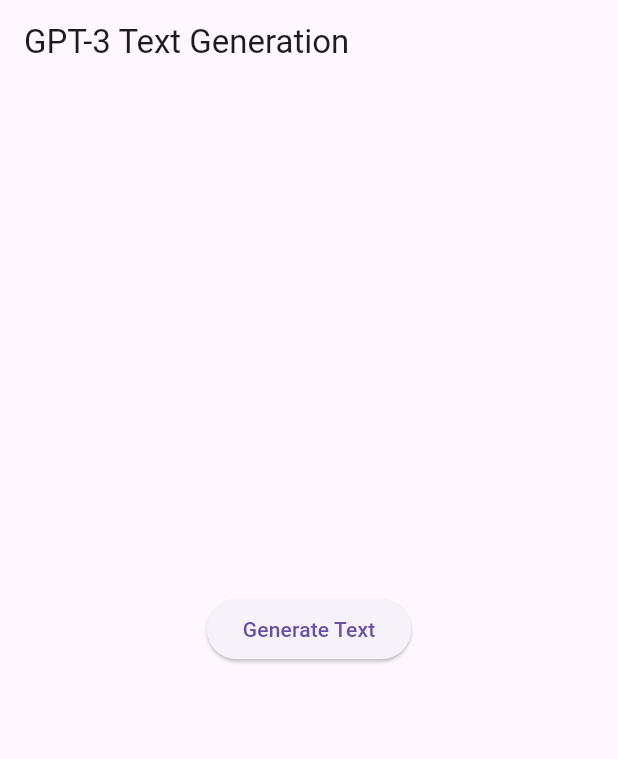
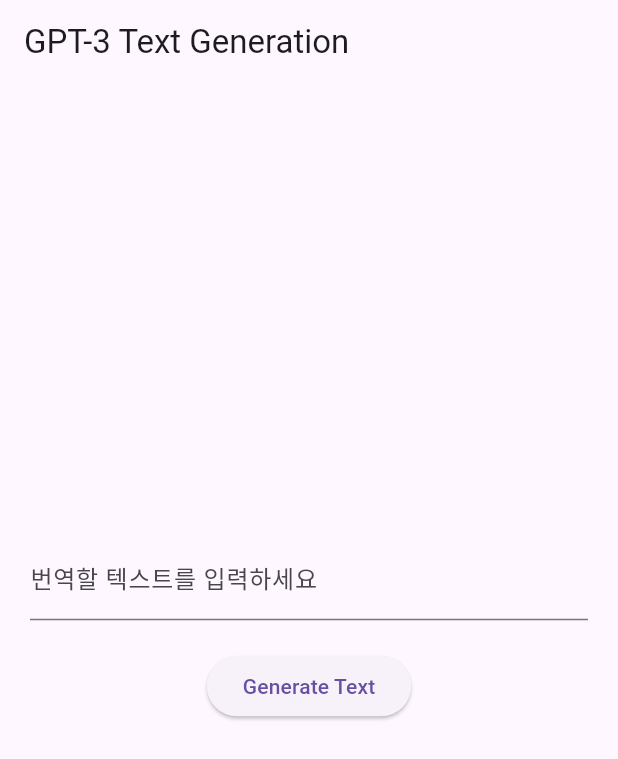
Before and after one commit to labyrinth30/python_data, a Flutter app: the screen it shows after launch, after a tap on "Generate Text", on a phone screen of 412 x 824 dp. Shown: the top 759 px of the screen. Run offline on Flutter 3.47's test engine with Material 3 defaults, Android fonts, the phone set to English and light mode, and no system bars.

Commit message:
Add inputText

```diff
--- a/flutter_gpt/lib/main.dart
+++ b/flutter_gpt/lib/main.dart
@@ -13,11 +13,11 @@
 }
 
 class _MyAppState extends State<MyApp> {
+  String _userInput = "";
   String _generatedText = "";
 
   Future<void> generateText() async {
-    String prompt =
-        "Please recommend only three restaurants near Seoul National University Station";
+    String prompt = "Translate $_userInput into English";
     String model = "text-davinci-002";
     String apiKey = APIKEY;
 
@@ -44,9 +44,6 @@
         _generatedText = data['choices'][0]['text'];
       });
     } else {
-      var data = jsonDecode(response.body);
-      print(response.statusCode);
-      print(data);
       setState(() {
         _generatedText = "Error: ${response.reasonPhrase}";
       });
@@ -60,10 +57,26 @@
         appBar: AppBar(
           title: const Text('GPT-3 Text Generation'),
         ),
-        body: Center(
+        body: Padding(
+          padding: const EdgeInsets.symmetric(
+            horizontal: 20,
+          ),
+          child: Center(
             child: Column(
               mainAxisAlignment: MainAxisAlignment.center,
               children: [
+                TextFormField(
+                  onChanged: (value) {
+                    // 입력이 변경될 때마다 값을 저장
+                    setState(() {
+                      _userInput = value;
+                    });
+                  },
+                  decoration: const InputDecoration(
+                    labelText: '번역할 텍스트를 입력하세요', // 힌트 텍스트
+                  ),
+                ),
+                const SizedBox(height: 20),
                 ElevatedButton(
                   onPressed: generateText,
                   child: const Text('Generate Text'),
@@ -74,6 +87,7 @@
             ),
           ),
         ),
+      ),
     );
   }
 }
```
Also changed, not shown: 1 other file. Lines whose indentation alone changed are shown as unchanged.
